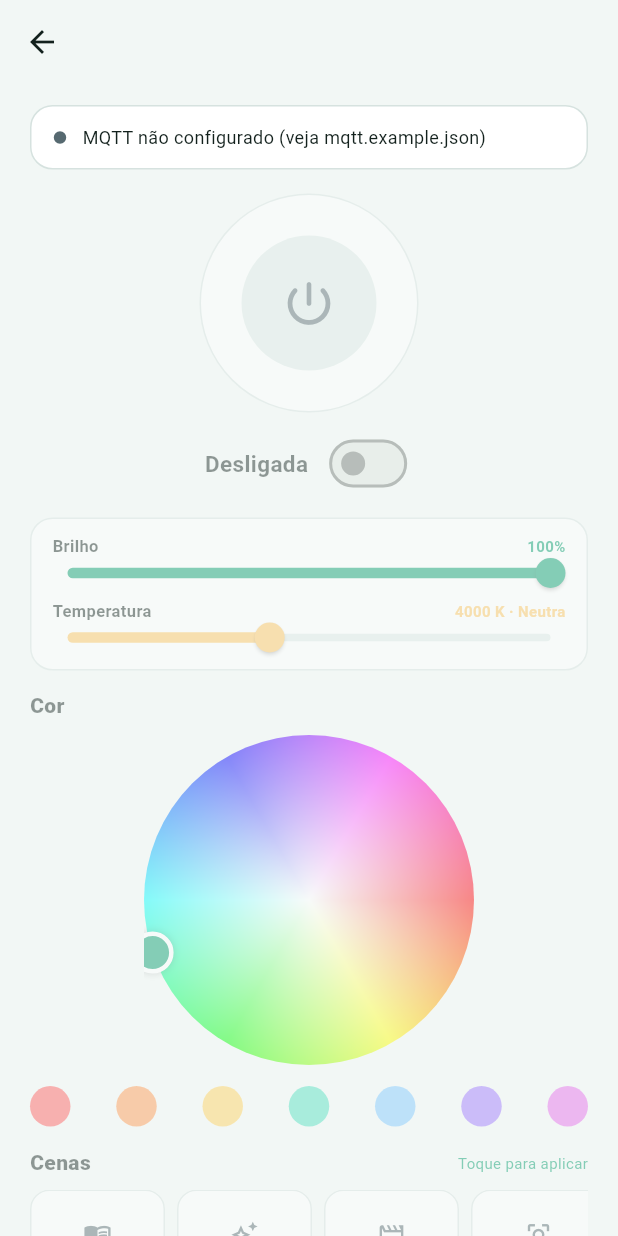
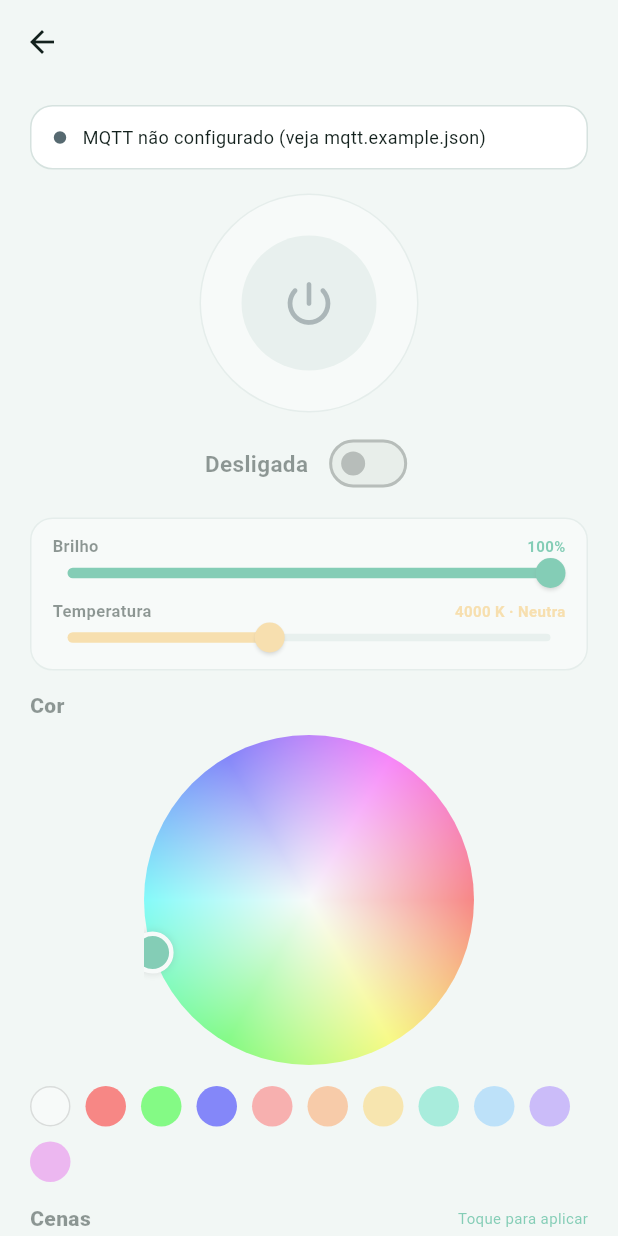
Before and after one commit to caioabrahao/PI-VI, a Flutter app: the ControleLampadaScreen screen opened directly with empty values, on a phone screen of 412 x 824 dp. Run offline on Flutter 3.47's test engine with Material 3 defaults, Android fonts, the phone set to English and light mode, and no system bars; our stand-ins replace cloud_firestore, firebase_auth, firebase_core, font_awesome_flutter, google_sign_in; missing offline and left inert: mqtt_client; accounts and stored records are empty.

Commit message:
Adiciona branco, vermelho, verde e azul puros às cores rápidas
As bolinhas passam a usar Wrap para caber no celular, e cores claras
ganham borda para a bolinha branca aparecer.

Co-Authored-By: Claude Opus 5.5 <noreply@anthropic.com>
Claude-Session: https://claude.ai/code/session_01JaXNDMWiYAyMznKKDJqMrZ

```diff
--- a/pi_vi/lib/screens/automacao.dart
+++ b/pi_vi/lib/screens/automacao.dart
@@ -651,8 +651,10 @@ class _AutomacaoScreenState extends State<AutomacaoScreen> {
           ],
         ),
         const SizedBox(height: 2),
-        Row(
-          mainAxisAlignment: MainAxisAlignment.spaceBetween,
+        // 11 cores não cabem numa linha no celular: o Wrap quebra a linha.
+        Wrap(
+          spacing: 10,
+          runSpacing: 10,
           children: [
             for (final color in paletaCoresLuz)
               BolinhaCor(
--- a/pi_vi/lib/screens/controle_lampada.dart
+++ b/pi_vi/lib/screens/controle_lampada.dart
@@ -257,8 +257,10 @@ class _ControleLampadaScreenState extends State<ControleLampadaScreen> {
                         ),
                       ),
                       const SizedBox(height: 14),
-                      Row(
-                        mainAxisAlignment: MainAxisAlignment.spaceBetween,
+                      // 11 cores não cabem numa linha no celular: o Wrap quebra a linha.
+                      Wrap(
+                        spacing: 10,
+                        runSpacing: 10,
                         children: [
                           for (final opcao in paletaCoresLuz)
                             BolinhaCor(
--- a/pi_vi/lib/widgets/controles_luz.dart
+++ b/pi_vi/lib/widgets/controles_luz.dart
@@ -9,6 +9,11 @@ import '../theme.dart';
 
 /// Cores rápidas mostradas como bolinhas.
 const paletaCoresLuz = [
+  // Cores puras: a lâmpada recebe exatamente 255 no canal.
+  Color(0xFFFFFFFF), // Branco
+  Color(0xFFFF0000), // Vermelho
+  Color(0xFF00FF00), // Verde
+  Color(0xFF0000FF), // Azul
   Color(0xFFFF5C5C),
   Color(0xFFFF984F),
   Color(0xFFFFD15C),
@@ -199,6 +204,9 @@ class BolinhaCor extends StatelessWidget {
 
   @override
   Widget build(BuildContext context) {
+    // Num fundo claro a bolinha branca sumiria, e a borda branca de
+    // "selecionada" não aparece sobre ela. Cores claras ganham borda cinza.
+    final clara = cor.computeLuminance() > 0.8;
     return InkWell(
       customBorder: const CircleBorder(),
       onTap: onTap,
@@ -209,7 +217,12 @@ class BolinhaCor extends StatelessWidget {
           color: cor,
           shape: BoxShape.circle,
           border: selecionada
-              ? Border.all(color: Colors.white, width: 2)
+              ? Border.all(
+                  color: clara ? Colors.black54 : Colors.white,
+                  width: 2,
+                )
+              : clara
+              ? Border.all(color: Colors.black26)
               : null,
           boxShadow: selecionada
               ? [BoxShadow(color: cor.withValues(alpha: 0.4), blurRadius: 8)]
```
